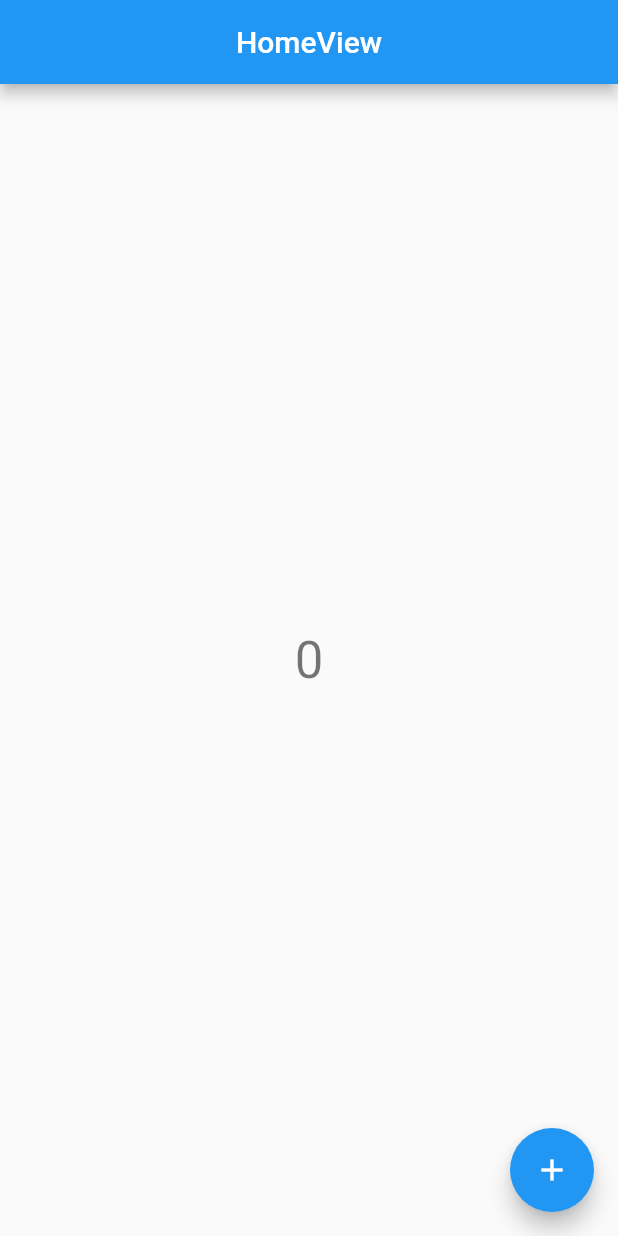
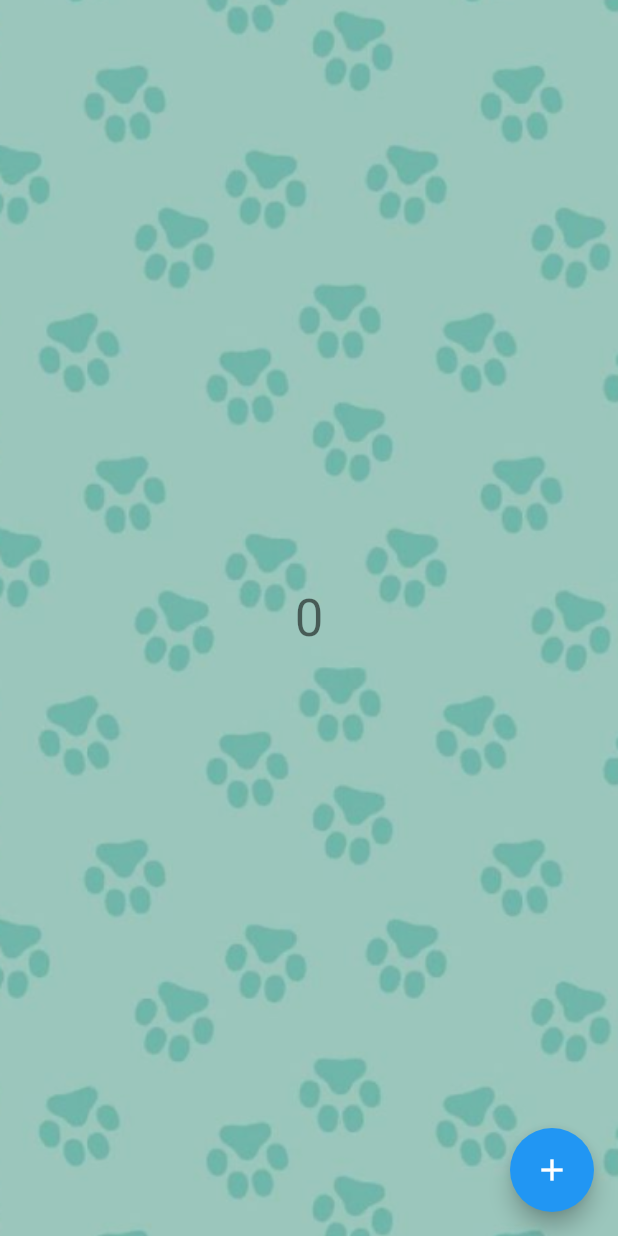
Before and after one commit to caloja1014/pet_care, a Flutter app: the screen it shows after launch, on a phone screen of 412 x 824 dp. Run offline on Flutter 3.47's test engine with Material 2 defaults, Android fonts, the phone set to English and light mode, and no system bars; our stand-ins replace get.

Commit message:
creation of principal pages

```diff
--- a/lib/app/modules/home/views/home.view.dart
+++ b/lib/app/modules/home/views/home.view.dart
@@ -9,10 +9,6 @@ class HomeView extends GetView<HomeController> {
   @override
   Widget build(BuildContext context) {
     return Scaffold(
-      appBar: AppBar(
-        title: const Text('HomeView'),
-        centerTitle: true,
-      ),
       body: Center(
         child: Obx(
           () => Text(
--- a/lib/app/routes/app_pages.dart
+++ b/lib/app/routes/app_pages.dart
@@ -2,6 +2,8 @@ import 'package:get/get.dart';
 
 import '../modules/home/bindings/home.binding.dart';
 import '../modules/home/views/home.view.dart';
+import '../modules/login/bindings/login.binding.dart';
+import '../modules/login/views/login.view.dart';
 import '../modules/register/bindings/register.binding.dart';
 import '../modules/register/views/register.view.dart';
 
@@ -23,5 +25,10 @@ class AppPages {
       page: () => const RegisterView(),
       binding: RegisterBinding(),
     ),
+    GetPage(
+      name: _Paths.LOGIN,
+      page: () => const LoginView(),
+      binding: LoginBinding(),
+    ),
   ];
 }
--- a/lib/app/routes/app_routes.dart
+++ b/lib/app/routes/app_routes.dart
@@ -5,10 +5,12 @@ abstract class Routes {
   Routes._();
   static const HOME = _Paths.HOME;
   static const REGISTER = _Paths.REGISTER;
+  static const LOGIN = _Paths.LOGIN;
 }
 
 abstract class _Paths {
   _Paths._();
   static const HOME = '/home';
   static const REGISTER = '/register';
+  static const LOGIN = '/login';
 }
--- a/lib/config/config.dart
+++ b/lib/config/config.dart
@@ -1,5 +1,10 @@
-const ENV = {
+const Map<String, dynamic> ENV = {
   "API": {
     "ROOT_PATH": "localhost:3000",
   },
+  "ASSETS": {
+    "IMAGES":{
+      "backPage": 'assets/images/back_page.png',
+    }
+  }
 };
--- a/lib/main.dart
+++ b/lib/main.dart
@@ -4,6 +4,7 @@ import 'package:flutter/services.dart';
 import 'package:get/get.dart';
 
 import 'package:pet_care/app/routes/app_pages.dart';
+import 'package:pet_care/config/config.dart' as config;
 
 void main() async {
   WidgetsFlutterBinding.ensureInitialized();
@@ -13,18 +14,28 @@ void main() async {
 }
 
 class MyApp extends StatelessWidget {
+  final ENV = config.ENV;
   const MyApp({Key? key}) : super(key: key);
 
   @override
   Widget build(BuildContext context) {
-    return GetMaterialApp(
+    return Container(
+      decoration: BoxDecoration(
+        image: DecorationImage(
+          image: AssetImage(ENV['ASSETS']['IMAGES']['backPage']),
+          fit: BoxFit.cover,
+        ),
+      ),
+      child: GetMaterialApp(
         title: 'Pet Care',
         theme: ThemeData(
+          scaffoldBackgroundColor: const Color.fromARGB(25, 0, 0, 0),
           primarySwatch: Colors.blue,
           visualDensity: VisualDensity.adaptivePlatformDensity,
         ),
         initialRoute: AppPages.INITIAL,
         getPages: AppPages.routes,
+      ),
     );
   }
 }
--- a/pubspec.yaml
+++ b/pubspec.yaml
@@ -61,9 +61,8 @@ flutter:
   uses-material-design: true
 
   # To add assets to your application, add an assets section, like this:
-  # assets:
-  #   - images/a_dot_burr.jpeg
-  #   - images/a_dot_ham.jpeg
+  assets:
+    - assets/images/back_page.png
 
   # An image asset can refer to one or more resolution-specific "variants", see
   # https://flutter.dev/assets-and-images/#resolution-aware
```
Also changed, not shown: lib/app/modules/login/bindings/login.binding.dart (added, +12 -0 lines), lib/app/modules/login/controllers/login.controller.dart (added, +23 -0 lines), lib/app/modules/login/views/login.view.dart (added, +24 -0 lines), assets/images/back_page.png (added). Lines whose indentation alone changed are shown as unchanged.
